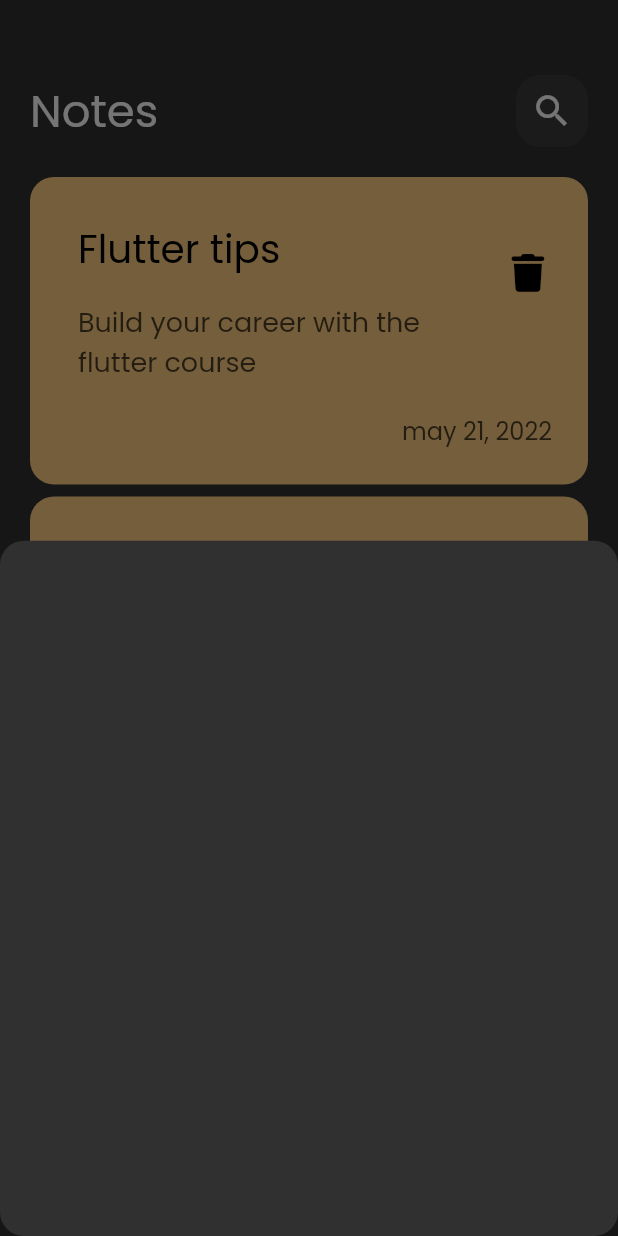
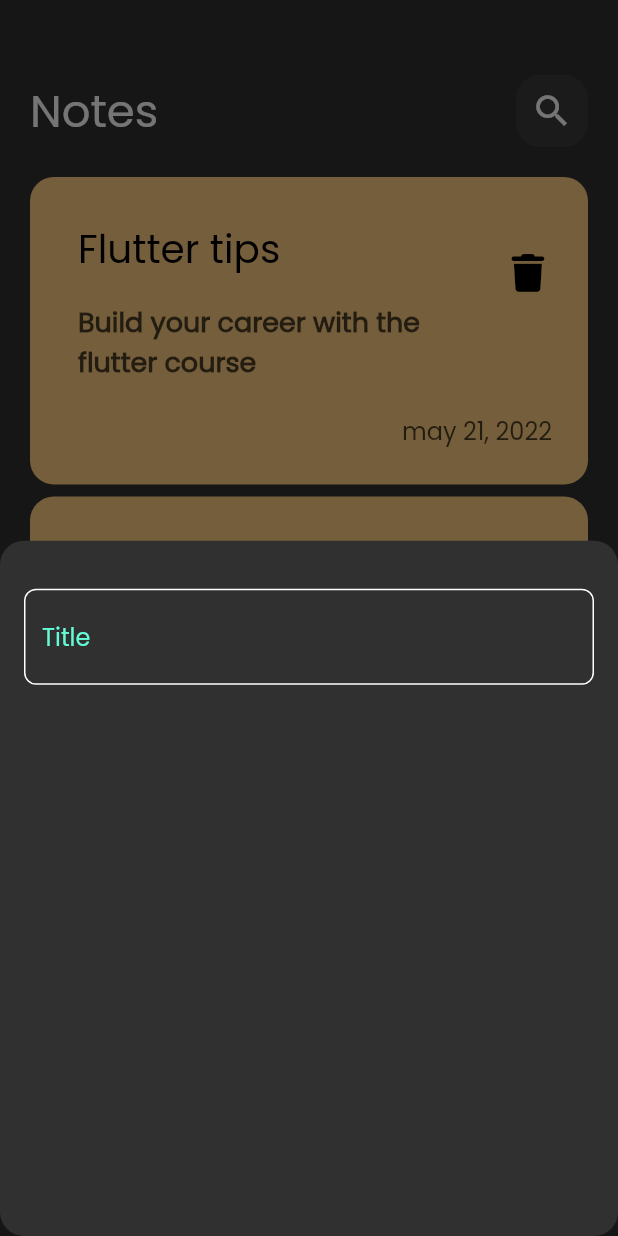
Before and after one commit to He-ema/Notes_app, a Flutter app: the screen it shows after launch, after a tap on the "add" icon, on a phone screen of 412 x 824 dp. Run offline on Flutter 3.47's test engine with Material 2 defaults, Android fonts, the phone set to English and light mode, and no system bars; our stand-ins replace font_awesome_flutter.

Commit message:
custom text field

```diff
--- /dev/null
+++ b/lib/constants.dart
@@ -0,0 +1,3 @@
+import 'package:flutter/material.dart';
+
+const KPrimaryColor = Color(0xff62FCD7);
--- a/lib/views/widgets/add_note_buttom_sheet.dart
+++ b/lib/views/widgets/add_note_buttom_sheet.dart
@@ -1,10 +1,18 @@
 import 'package:flutter/material.dart';
+import 'package:noteapp/views/widgets/custom_text_field.dart';
 
 class AddNoteButtomSheet extends StatelessWidget {
   const AddNoteButtomSheet({super.key});
 
   @override
   Widget build(BuildContext context) {
-    return Container();
+    return Padding(
+      padding: EdgeInsets.symmetric(horizontal: 16, vertical: 32),
+      child: Column(
+        children: [
+          CustomTextField(),
+        ],
+      ),
+    );
   }
 }
--- a/lib/views/widgets/custom_note_item.dart
+++ b/lib/views/widgets/custom_note_item.dart
@@ -34,6 +34,7 @@ class NoteItem extends StatelessWidget {
                 style: TextStyle(
                   fontSize: 18,
                   color: Colors.black.withOpacity(0.7),
+                  fontWeight: FontWeight.bold,
                 ),
               ),
             ),
--- /dev/null
+++ b/lib/views/widgets/custom_text_field.dart
@@ -0,0 +1,29 @@
+import 'package:flutter/material.dart';
+
+import '../../constants.dart';
+
+class CustomTextField extends StatelessWidget {
+  const CustomTextField({super.key});
+
+  @override
+  Widget build(BuildContext context) {
+    return TextField(
+      cursorColor: KPrimaryColor,
+      decoration: InputDecoration(
+        border: buildBorder(),
+        hintText: 'Title',
+        hintStyle: TextStyle(color: KPrimaryColor),
+        enabledBorder: buildBorder(),
+        focusedBorder: buildBorder(KPrimaryColor),
+      ),
+    );
+  }
+
+  OutlineInputBorder buildBorder([color]) {
+    return OutlineInputBorder(
+        borderRadius: BorderRadius.circular(8),
+        borderSide: BorderSide(
+          color: color ?? Colors.white,
+        ));
+  }
+}
```
